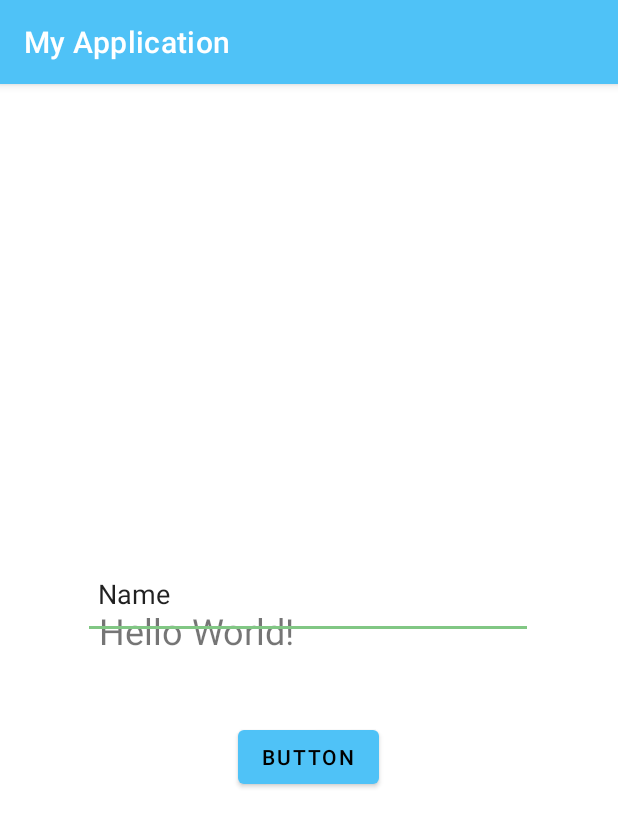
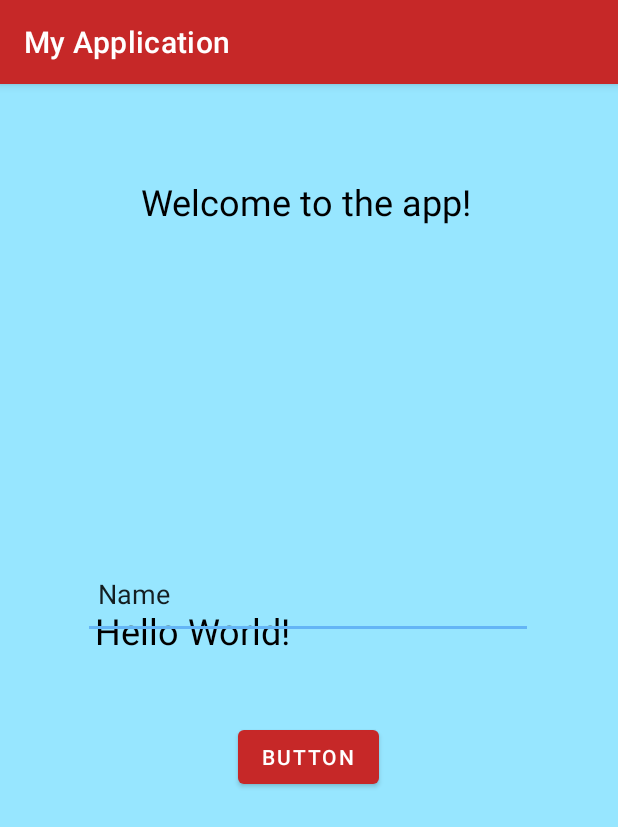
Before and after one commit to stephenthomas04/MyStyle_ThemeST, an Android app: the screen it shows after launch (MainActivity), on a phone screen of 412 x 824 dp. Shown: the top 827 px of the screen. Run offline under Robolectric (Android 15) with nearby library versions, the phone set to English and light mode, and no system bars.

Commit message:
9/9/22
added background

```diff
--- a/app/src/main/res/layout/activity_main.xml
+++ b/app/src/main/res/layout/activity_main.xml
@@ -4,6 +4,7 @@
     xmlns:tools="http://schemas.android.com/tools"
     android:layout_width="match_parent"
     android:layout_height="match_parent"
+    android:background="#97e6ff"
     tools:context=".MainActivity">
 
     <TextView
@@ -12,20 +13,37 @@
         android:layout_height="@dimen/textViewHeight"
         android:layout_marginBottom="@dimen/bottomMargin"
         android:text="Hello World!"
+        android:textColor="@color/primaryTextColor"
         android:textSize="24sp"
         app:layout_constraintBottom_toBottomOf="parent"
         app:layout_constraintEnd_toEndOf="parent"
-        app:layout_constraintHorizontal_bias="0.312"
+        app:layout_constraintHorizontal_bias="0.298"
         app:layout_constraintStart_toStartOf="parent"
         app:layout_constraintTop_toTopOf="parent"
         app:layout_constraintVertical_bias="1.0" />
+
+    <TextView
+        android:id="@+id/textView2"
+        android:layout_width="307dp"
+        android:layout_height="400dp"
+        android:layout_marginBottom="@dimen/bottomMargin"
+        android:text="Welcome to the app!"
+        android:padding="5dp"
+        android:textSize="24sp"
+        android:textColor="@color/primaryTextColor"
+        app:layout_constraintBottom_toBottomOf="parent"
+        app:layout_constraintEnd_toEndOf="parent"
+        app:layout_constraintHorizontal_bias="0.846"
+        app:layout_constraintStart_toStartOf="parent"
+        app:layout_constraintTop_toTopOf="parent"
+        app:layout_constraintVertical_bias="0.163" />
 
     <Button
         android:id="@+id/button"
         android:layout_width="wrap_content"
         android:layout_height="wrap_content"
         android:text="Button"
-        android:textColor="@color/primaryTextColor"
+        android:textColor="@color/secondaryTextColor"
         app:layout_constraintBottom_toBottomOf="parent"
         app:layout_constraintEnd_toEndOf="parent"
         app:layout_constraintHorizontal_bias="0.498"
--- a/app/src/main/res/values/colors.xml
+++ b/app/src/main/res/values/colors.xml
@@ -4,13 +4,20 @@
 
 <resources>
 
-    <color name="primaryColor">#4fc2f7</color>
-    <color name="primaryLightColor">#8bf5ff</color>
-    <color name="primaryDarkColor">#0092c4</color>
-    <color name="secondaryColor">#81c784</color>
-    <color name="secondaryLightColor">#b2fab4</color>
-    <color name="secondaryDarkColor">#519657</color>
+    <color name="primaryColor">#c62828</color>
+
+    <color name="primaryLightColor">#ff5f52</color>
+
+    <color name="primaryDarkColor">#8e0000</color>
+
+    <color name="secondaryColor">#64b5f6</color>
+
+    <color name="secondaryLightColor">#9be7ff</color>
+
+    <color name="secondaryDarkColor">#2286c3</color>
+
     <color name="primaryTextColor">#000000</color>
-    <color name="secondaryTextColor">#000000</color>
+
+    <color name="secondaryTextColor">#ffffff</color>
 
 </resources>
```
